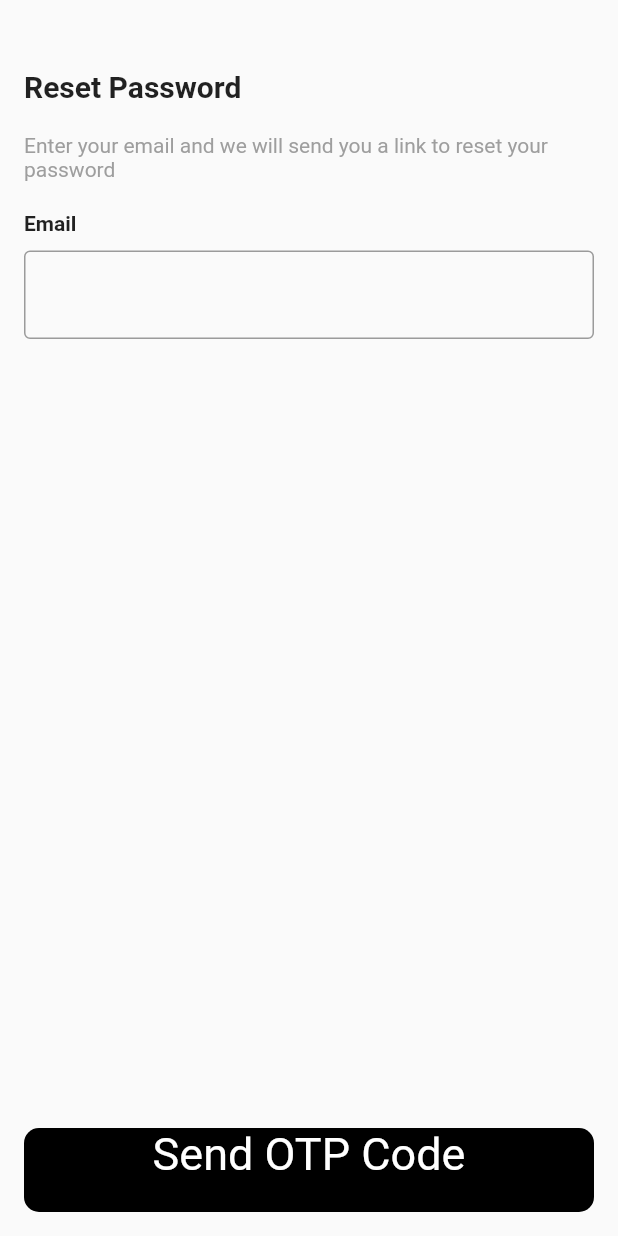
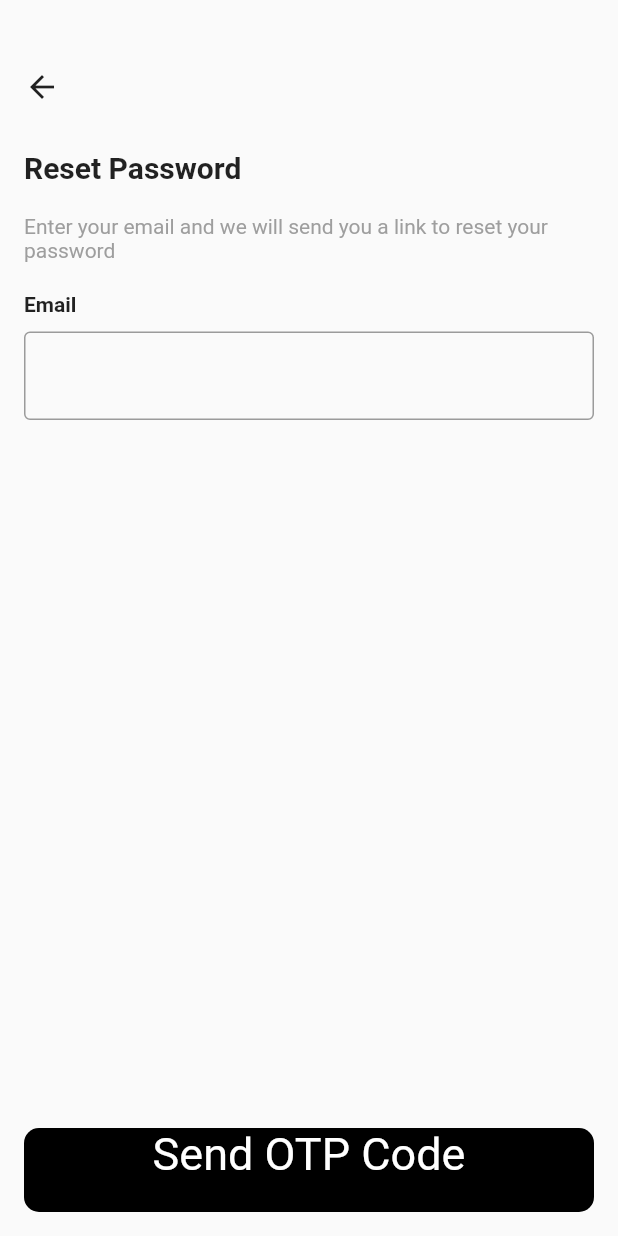
Before and after one commit to SARDORBEK1617/Digi_News, a Flutter app: the screen it shows after launch, after a tap on "Continue with Email", on a phone screen of 412 x 824 dp. Run offline on Flutter 3.47's test engine with Material 2 defaults, Android fonts, the phone set to English and light mode, and no system bars.

Commit message:
colors commited

```diff
--- a/lib/digi_news.dart
+++ b/lib/digi_news.dart
@@ -13,28 +13,34 @@ class Diginews extends StatelessWidget {
   Widget build(BuildContext context) {
     return Scaffold(
       body: Padding(
-        padding: const EdgeInsets.all(20),
+        padding: const EdgeInsets.all(16),
         child: Column(
           mainAxisAlignment: MainAxisAlignment.spaceBetween,
           children: [
-            Column( //mainAxisAlignment: MainAxisAlignment.spaceBetween,
+            Column(
+              //mainAxisAlignment: MainAxisAlignment.spaceBetween,
               crossAxisAlignment: CrossAxisAlignment.start,
-              children:  [
-                const SizedBox(height: 40,),
+              children: [
+                const SizedBox(
+                  height: 40,
+                ),
                 Image.asset("images/app_logo.png"),
-                const SizedBox(height: 20,),
+                const SizedBox(
+                  height: 20,
+                ),
                 const Text(
                   "Welcome To \nDigiNews",
                   style: TextStyle(fontSize: 30, fontWeight: FontWeight.bold),
                 ),
-                const SizedBox(height: 50,),
+                const SizedBox(
+                  height: 50,
+                ),
                 InkWell(
                   onTap: () {
                     Navigator.push(
                         context,
-                        new MaterialPageRoute(
-                            builder: (BuildContext context) =>
-                            new Email()));
+                         MaterialPageRoute(
+                            builder: (BuildContext context) => Email()));
                   },
                   child: Container(
                     decoration: BoxDecoration(
@@ -42,26 +48,25 @@ class Diginews extends StatelessWidget {
                       borderRadius: BorderRadius.circular(10),
                     ),
                     height: 56,
-                    width: double.infinity,
                     child: Row(
+                      mainAxisAlignment: MainAxisAlignment.spaceEvenly,
                       children: [
-                        SizedBox(width: 20,),
                         Image.asset("images/sms.png"),
-                        SizedBox(width: 100,),
                         const Text(
                           "Continue with Email",
                           textAlign: TextAlign.center,
                           style: TextStyle(
                               color: Colors.white,
                               fontSize: 16,
-                            fontWeight: FontWeight.bold
-                          ),
+                              fontWeight: FontWeight.bold),
                         ),
                       ],
                     ),
                   ),
                 ),
-                const SizedBox(height: 20,),
+                const SizedBox(
+                  height: 20,
+                ),
                 InkWell(
                   // onTap: (){Navigator.push(
                   //     context,
@@ -76,34 +81,32 @@ class Diginews extends StatelessWidget {
                     height: 56,
                     width: double.infinity,
                     child: Row(
+                      mainAxisAlignment: MainAxisAlignment.spaceEvenly,
                       children: [
-                        SizedBox(width: 20,),
                         Image.asset("images/Facebook.png"),
-                        SizedBox(width: 90,),
                         const Text(
                           "Continue with Facebook",
                           textAlign: TextAlign.center,
                           style: TextStyle(
                               color: Colors.white,
                               fontSize: 16,
-                              fontWeight: FontWeight.bold
-                          ),
+                              fontWeight: FontWeight.bold),
                         ),
                       ],
                     ),
                   ),
                 ),
-                const SizedBox(height: 20,),
+                const SizedBox(
+                  height: 20,
+                ),
                 InkWell(
                   onTap: () {
                     Navigator.push(
                         context,
                         new MaterialPageRoute(
-                                builder: (BuildContext context) =>
-                                new SignUp()));
+                            builder: (BuildContext context) => new SignUp()));
                   },
                   child: Container(
-
                     decoration: BoxDecoration(
                       border: Border.all(
                         color: Colors.grey,
@@ -115,40 +118,40 @@ class Diginews extends StatelessWidget {
                     height: 56,
                     width: double.infinity,
                     child: Row(
+                      mainAxisAlignment: MainAxisAlignment.spaceEvenly,
                       children: [
-                        SizedBox(width: 20,),
                         Image.asset("images/Google_icon.png"),
-                        SizedBox(width: 100,),
                         const Text(
                           "Continue with Google",
                           textAlign: TextAlign.center,
                           style: TextStyle(
                               color: Colors.black,
                               fontSize: 16,
-                              fontWeight: FontWeight.bold
-                          ),
+                              fontWeight: FontWeight.bold),
                         ),
                       ],
                     ),
                   ),
                 ),
-                const SizedBox(height: 20,),
+                const SizedBox(
+                  height: 20,
+                ),
                 Row(
                   mainAxisAlignment: MainAxisAlignment.center,
                   children: [
-                    Text(
+                    const Text(
                       "Already have an account?",
                       style: TextStyle(fontSize: 14, color: Colors.grey),
                     ),
                     InkWell(
-                      onTap: (){
+                      onTap: () {
                         Navigator.push(
                             context,
                             new MaterialPageRoute(
                                 builder: (BuildContext context) =>
                                     new Welcome()));
                       },
-                      child: Text(
+                      child: const Text(
                         "Login",
                         style: TextStyle(fontSize: 14, color: Colors.red),
                       ),
@@ -157,37 +160,36 @@ class Diginews extends StatelessWidget {
                 ),
               ],
             ),
-
             Column(
               children: [
                 Row(
                   mainAxisAlignment: MainAxisAlignment.center,
-                  children: const[
+                  children: const [
                     Text(
                       "By continuing,you accept the ",
                       style: TextStyle(fontSize: 14, color: Colors.grey),
                     ),
                     Text(
                       "Terms of Use",
-                      style: TextStyle(fontSize: 14,),
+                      style: TextStyle(
+                        fontSize: 14,
+                      ),
                     ),
                     Text(
                       "and",
-                      style: TextStyle(fontSize: 14, color: Colors.grey),
-                    ),
-
-                  ],
-                ),
-                Text(
-                  "\nPrivacy Policy",
-                  textAlign: TextAlign.center,
-                  style: TextStyle(fontSize: 14, ),
+                      style: TextStyle(fontSize: 12, color: Colors.grey),
                     ),
                   ],
                 ),
-
-
-
+                const Text(
+                  "\nPrivacy Policy",
+                  textAlign: TextAlign.center,
+                  style: TextStyle(
+                    fontSize: 14,
+                  ),
+                ),
+              ],
+            ),
           ],
         ),
       ),
--- a/lib/email.dart
+++ b/lib/email.dart
@@ -19,7 +19,16 @@ class _EmailState extends State<Email> {
           children: [
             Column(
               crossAxisAlignment: CrossAxisAlignment.start,
-              children: const [
+              children: [
+                SizedBox(
+                  height: 30,
+                ),
+                InkWell(
+                  child: Icon(Icons.arrow_back),
+                  onTap: () {
+                    Navigator.pop(context);
+                  },
+                ),
                 SizedBox(
                   height: 30,
                 ),
--- a/lib/main.dart
+++ b/lib/main.dart
@@ -1,13 +1,7 @@
 import 'package:flutter/material.dart';
-import 'package:untitled/pick.dart';
-import 'package:untitled/verify_login.dart';
-import 'package:untitled/welcome.dart';
 
 import 'digi_news.dart';
-import 'signup.dart';
-import 'reset.dart';
 
-//import 'reset.dart';
 
 void main() {
   runApp(const MyApp());
@@ -18,7 +12,8 @@ class MyApp extends StatelessWidget {
 
   @override
   Widget build(BuildContext context) {
-    return MaterialApp(
+    return const MaterialApp(
+      debugShowCheckedModeBanner: false,
       home: Diginews(),
     );
   }
```
Also changed, not shown: pubspec.lock, 1 other file. Lines whose indentation alone changed are shown as unchanged.
